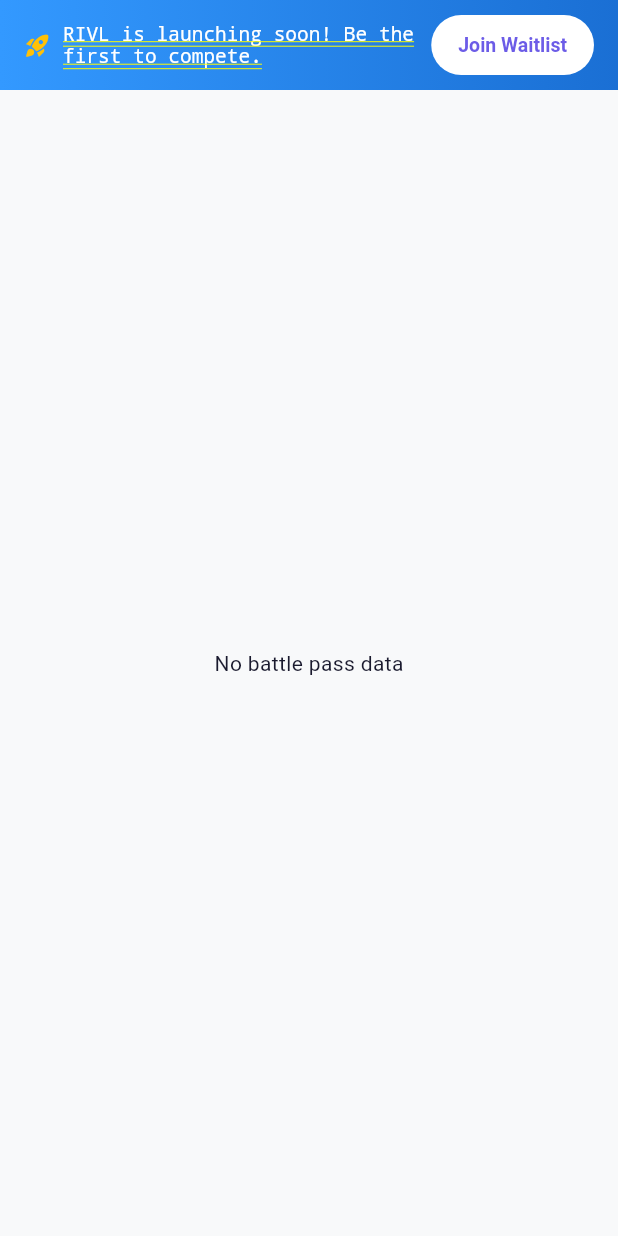
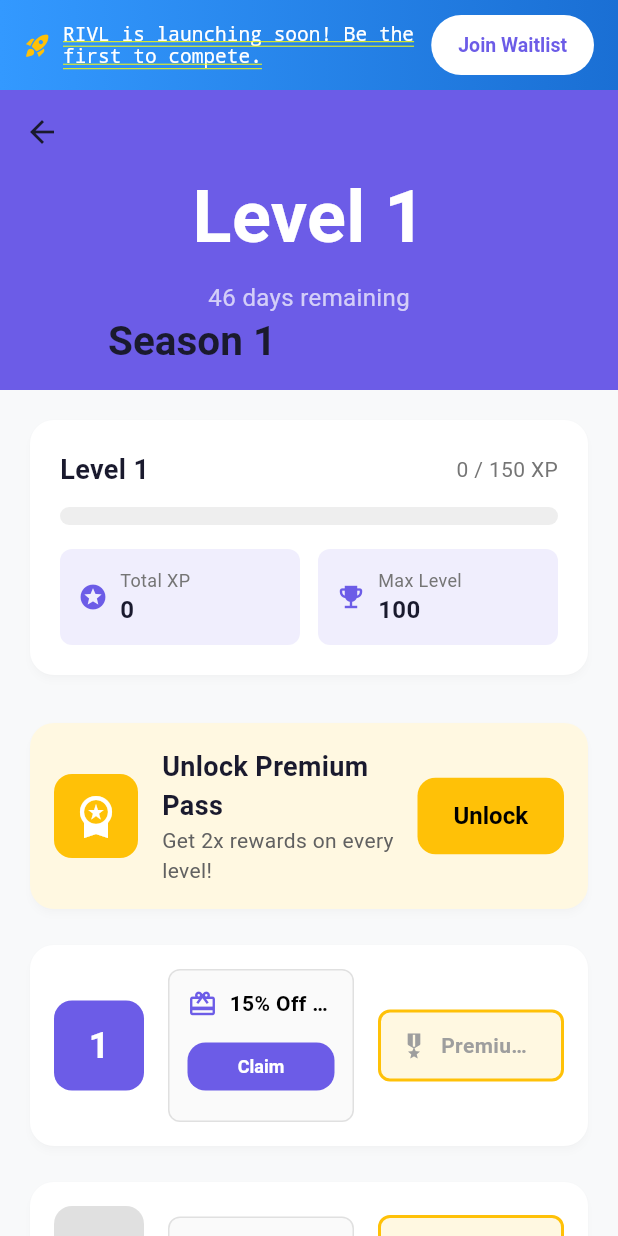
Before and after one commit to bbakenhus7/rivl, a Flutter app: the BattlePassScreen screen opened directly, on a phone screen of 412 x 824 dp. Run offline on Flutter 3.47's test engine with Material 3 defaults, Android fonts, the phone set to English and light mode, and no system bars; our stand-ins replace cloud_firestore, cloud_functions, firebase_auth, firebase_core, firebase_messaging, fl_chart and 2 more; missing offline and left inert: flutter_stripe, health; accounts and stored records are empty.

Commit message:
Reset battle pass to 0 XP and wire up XP reward system
All users now start at 0 XP / Level 1 instead of seeing inflated
demo data (was hardcoded to 1320 XP / Level 4).

XP is now earned through real engagement:
- Daily login: +10 XP
- Streak bonus: +20 XP per streak day (up to 7)
- Challenge created: +15 XP
- Challenge accepted: +15 XP
- Challenge win: +100 XP (with stake/duration bonuses)
- Challenge completion: +50 XP
- Daily health sync: +5 XP
- Hit 10K steps goal: +15 XP
- Referral: +75 XP

XP awards are wired via callbacks from ChallengeProvider and
HealthProvider into BattlePassProvider through main_screen.dart.

Also fixes:
- Battle pass screen using undefined AppTheme.primaryColor (now
  uses RivlColors.primary)
- Battle pass screen using authProvider.currentUser (doesn't exist,
  now uses authProvider.user)
- Missing product/giftcard cases in reward icon switch

https://claude.ai/code/session_014eEmp3fnXpDvD23HPbXVnH

```diff
--- a/lib/models/battle_pass_model.dart
+++ b/lib/models/battle_pass_model.dart
@@ -233,14 +233,49 @@ class BattlePassSeason {
 
 /// XP sources and amounts
 class XPSource {
+  // Core activities
   static const int CHALLENGE_WIN = 100;
   static const int CHALLENGE_COMPLETE = 50;
   static const int CHALLENGE_PARTICIPATION = 25;
+  static const int CHALLENGE_CREATED = 15;
+  static const int CHALLENGE_ACCEPTED = 15;
+
+  // Daily engagement
   static const int DAILY_LOGIN = 10;
-  static const int STREAK_BONUS = 20; // Per streak day
+  static const int STREAK_BONUS = 20; // Per streak day (capped at 7)
+  static const int HEALTH_SYNC = 5;   // First health data sync each day
+
+  // Social & growth
   static const int REFERRAL = 75;
+  static const int PROFILE_COMPLETED = 50;
+
+  // Milestones
   static const int ACHIEVEMENT_UNLOCK = 50;
+  static const int FIRST_CHALLENGE = 50;
+  static const int FIRST_WIN = 100;
+  static const int TEN_CHALLENGES = 75;
+  static const int STEPS_GOAL_HIT = 15;   // Hit daily 10K steps goal
+
+  // Premium & sponsored
   static const int SPONSORED_CHALLENGE_WIN = 150;
+
+  // Activity descriptions for XP history
+  static const Map<String, String> descriptions = {
+    'daily_login': 'Daily login bonus',
+    'streak_bonus': 'Streak bonus',
+    'challenge_created': 'Created a challenge',
+    'challenge_accepted': 'Accepted a challenge',
+    'challenge_win': 'Won a challenge',
+    'challenge_complete': 'Completed a challenge',
+    'health_sync': 'Health data synced',
+    'referral': 'Referred a friend',
+    'profile_completed': 'Completed profile',
+    'first_challenge': 'First challenge milestone',
+    'first_win': 'First win milestone',
+    'ten_challenges': '10 challenges milestone',
+    'steps_goal': 'Hit 10K steps goal',
+    'sponsored_win': 'Won sponsored challenge',
+  };
 
   static int calculateChallengeXP({
     required bool won,
--- a/lib/providers/challenge_provider.dart
+++ b/lib/providers/challenge_provider.dart
@@ -10,6 +10,10 @@ import 'dart:async';
 class ChallengeProvider extends ChangeNotifier {
   final FirebaseService _firebaseService = FirebaseService();
   final HealthService _healthService = HealthService();
+
+  /// Callback invoked when the user earns XP from challenge activity.
+  /// Set this from the widget tree where BattlePassProvider is accessible.
+  void Function(int xp, String source)? onXPEarned;
 
   List<ChallengeModel> _challenges = [];
   List<Map<String, dynamic>> _leaderboard = [];
@@ -435,6 +439,7 @@ class ChallengeProvider extends ChangeNotifier {
       );
 
       _successMessage = 'Challenge sent to ${_selectedOpponent!.displayName}!';
+      onXPEarned?.call(15, 'challenge_created'); // XPSource.CHALLENGE_CREATED
       resetCreateForm();
 
       _isCreating = false;
@@ -488,6 +493,7 @@ class ChallengeProvider extends ChangeNotifier {
     try {
       await _firebaseService.acceptChallenge(challengeId);
       _successMessage = 'Challenge accepted! Good luck!';
+      onXPEarned?.call(15, 'challenge_accepted'); // XPSource.CHALLENGE_ACCEPTED
       _isLoading = false;
       notifyListeners();
       return true;
--- a/lib/screens/battle_pass/battle_pass_screen.dart
+++ b/lib/screens/battle_pass/battle_pass_screen.dart
@@ -20,8 +20,8 @@ class _BattlePassScreenState extends State<BattlePassScreen> {
     super.initState();
     WidgetsBinding.instance.addPostFrameCallback((_) {
       final authProvider = context.read<AuthProvider>();
-      if (authProvider.currentUser != null) {
-        context.read<BattlePassProvider>().loadProgress(authProvider.currentUser!.id);
+      if (authProvider.user != null) {
+        context.read<BattlePassProvider>().loadProgress(authProvider.user!.id);
       }
     });
   }
@@ -61,7 +61,7 @@ class _BattlePassScreenState extends State<BattlePassScreen> {
     return SliverAppBar(
       expandedHeight: 200,
       pinned: true,
-      backgroundColor: AppTheme.primaryColor,
+      backgroundColor: RivlColors.primary,
       flexibleSpace: FlexibleSpaceBar(
         title: Text('Season ${progress.season}'),
         background: Container(
@@ -70,8 +70,8 @@ class _BattlePassScreenState extends State<BattlePassScreen> {
               begin: Alignment.topCenter,
               end: Alignment.bottomCenter,
               colors: [
-                AppTheme.primaryColor,
-                AppTheme.primaryColor.withOpacity(0.8),
+                RivlColors.primary,
+                RivlColors.primary.withOpacity(0.8),
               ],
             ),
           ),
@@ -140,7 +140,7 @@ class _BattlePassScreenState extends State<BattlePassScreen> {
                     value: progress.levelProgress,
                     minHeight: 12,
                     backgroundColor: Colors.grey[200],
-                    valueColor: AlwaysStoppedAnimation<Color>(AppTheme.primaryColor),
+                    valueColor: AlwaysStoppedAnimation<Color>(RivlColors.primary),
                   ),
                 ),
                 const SizedBox(height: 16),
@@ -280,7 +280,7 @@ class _BattlePassScreenState extends State<BattlePassScreen> {
             onPressed: () async {
               Navigator.pop(context);
               final authProvider = context.read<AuthProvider>();
-              await provider.unlockPremium(authProvider.currentUser!.id);
+              await provider.unlockPremium(authProvider.user!.id);
               ScaffoldMessenger.of(context).showSnackBar(
                 const SnackBar(content: Text('Premium Pass unlocked!')),
               );
@@ -295,7 +295,7 @@ class _BattlePassScreenState extends State<BattlePassScreen> {
   void _claimReward(BattlePassProvider provider, BattlePassReward reward) async {
     final authProvider = context.read<AuthProvider>();
     final success = await provider.claimReward(
-      authProvider.currentUser!.id,
+      authProvider.user!.id,
       reward.level,
       reward.tier,
     );
@@ -333,12 +333,12 @@ class _XPInfoChip extends StatelessWidget {
       child: Container(
         padding: const EdgeInsets.all(12),
         decoration: BoxDecoration(
-          color: AppTheme.primaryColor.withOpacity(0.1),
+          color: RivlColors.primary.withOpacity(0.1),
           borderRadius: BorderRadius.circular(8),
         ),
         child: Row(
           children: [
-            Icon(icon, color: AppTheme.primaryColor, size: 20),
+            Icon(icon, color: RivlColors.primary, size: 20),
             const SizedBox(width: 8),
             Column(
               crossAxisAlignment: CrossAxisAlignment.start,
@@ -417,7 +417,7 @@ class _LevelRewardCard extends StatelessWidget {
               width: 60,
               height: 60,
               decoration: BoxDecoration(
-                color: isLocked ? Colors.grey[300] : AppTheme.primaryColor,
+                color: isLocked ? Colors.grey[300] : RivlColors.primary,
                 borderRadius: BorderRadius.circular(12),
               ),
               child: Center(
@@ -497,7 +497,7 @@ class _RewardItem extends StatelessWidget {
   @override
   Widget build(BuildContext context) {
     final bgColor = isPremium ? Colors.amber[50] : Colors.grey[50];
-    final accentColor = isPremium ? Colors.amber : AppTheme.primaryColor;
+    final accentColor = isPremium ? Colors.amber : RivlColors.primary;
 
     return Container(
       padding: const EdgeInsets.all(12),
@@ -585,6 +585,10 @@ class _RewardItem extends StatelessWidget {
         return Icons.rocket_launch;
       case RewardType.unlock:
         return Icons.lock_open;
+      case RewardType.product:
+        return Icons.redeem;
+      case RewardType.giftcard:
+        return Icons.card_giftcard;
     }
   }
 }
```
Also changed, not shown: lib/providers/battle_pass_provider.dart (+4 -4 lines), lib/providers/health_provider.dart (+18 -0 lines), lib/screens/main_screen.dart (+28 -1 lines).
